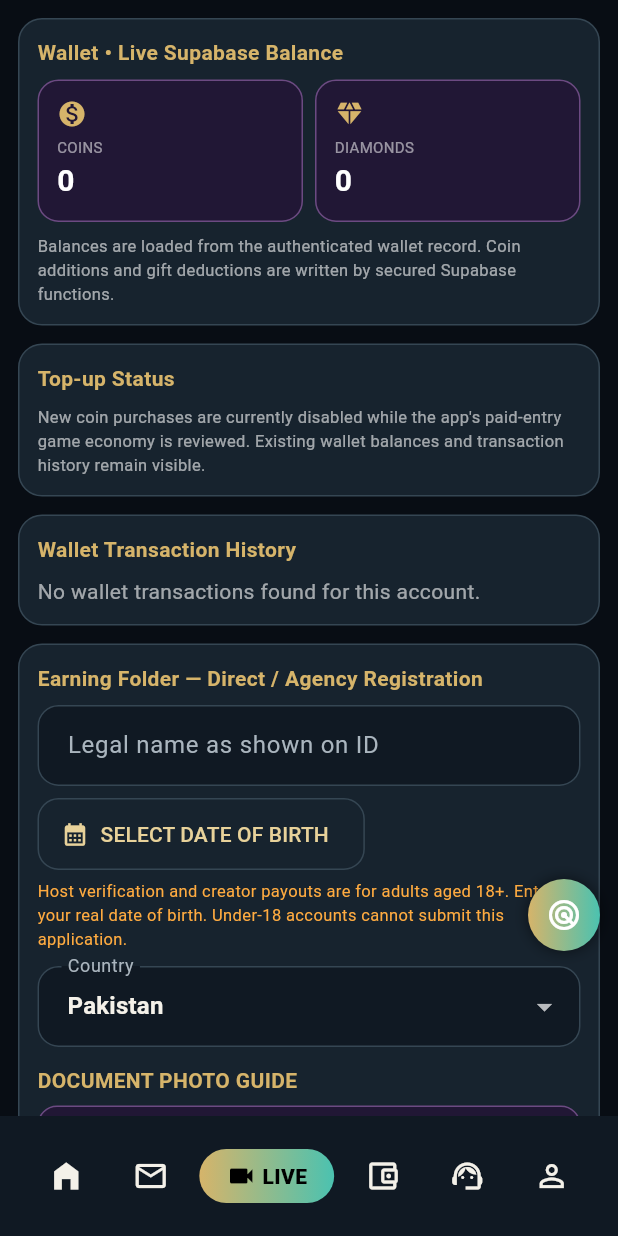
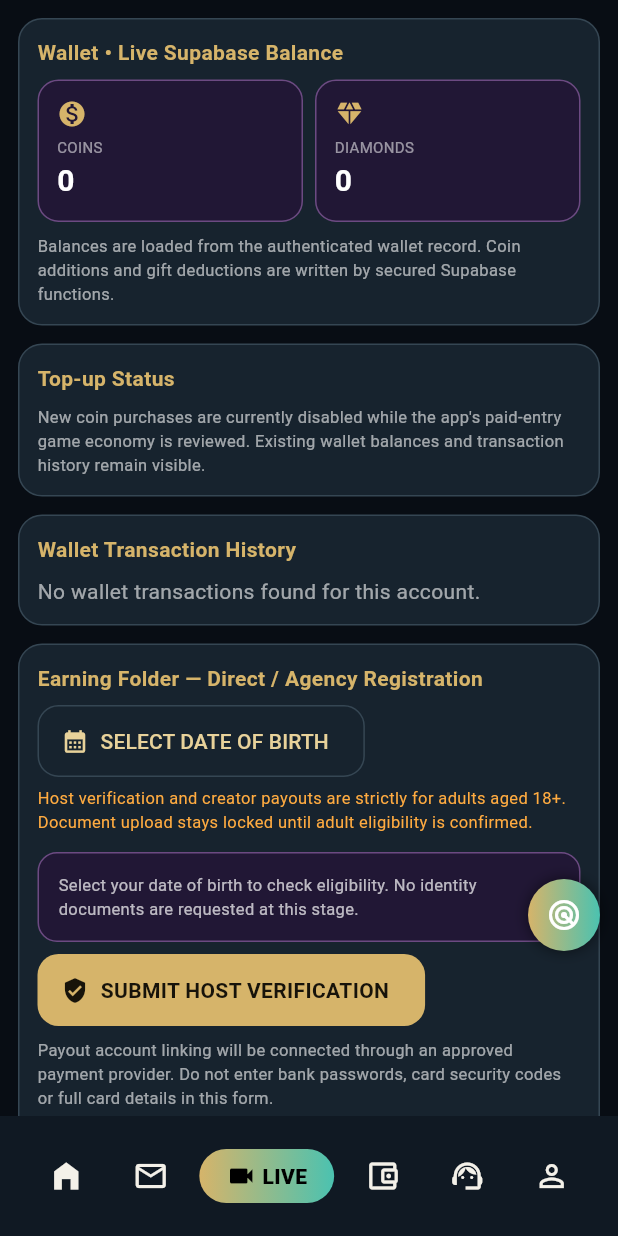
Before and after one commit to alijali502-maker/ZOONL-LIVE, a Flutter app: the ZoonlMainShell screen opened directly, item 4 of the bottom bar chosen, on a phone screen of 412 x 824 dp. Run offline on Flutter 3.47's test engine with Material 3 defaults, Android fonts, the phone set to English and light mode, and no system bars; our stand-ins replace camera, image_picker, just_audio, permission_handler, supabase_flutter, video_player; missing offline and left inert: livekit_client; accounts and stored records are empty; network calls fail.

Commit message:
Lock host identity uploads behind adult eligibility

```diff
--- a/lib/main.dart
+++ b/lib/main.dart
@@ -1521,6 +1521,18 @@ class _ZoonlCompleteBodyState extends State<ZoonlCompleteBody> {
   String? kycMessage;
   final ImagePicker _kycPicker = ImagePicker();
 
+  bool get _isAdultForKyc {
+    final dob = DateTime.tryParse(kycDob);
+    if (dob == null) return false;
+    final today = DateTime.now();
+    var age = today.year - dob.year;
+    if (today.month < dob.month ||
+        (today.month == dob.month && today.day < dob.day)) {
+      age--;
+    }
+    return age >= 18;
+  }
+
   final TextEditingController payoutAccountCtrl =
       TextEditingController();
 
@@ -2649,6 +2661,10 @@ class _ZoonlCompleteBodyState extends State<ZoonlCompleteBody> {
 
   Future<void> _pickKycDocument(String kind) async {
     if (registrationSubmitted || kycUploading) return;
+    if (!_isAdultForKyc) {
+      _showMessage('Host verification documents are available only after adult eligibility is confirmed.');
+      return;
+    }
     try {
       final picked = await _kycPicker.pickImage(
         source: ImageSource.gallery,
@@ -2751,14 +2767,12 @@ class _ZoonlCompleteBodyState extends State<ZoonlCompleteBody> {
   Future<void> _submitKyc() async {
     if (registrationSubmitted || kycSubmitting) return;
     final dob = DateTime.tryParse(kycDob);
-    final now = DateTime.now();
-    final age = dob == null ? 0 : now.year - dob.year - ((now.month < dob.month || (now.month == dob.month && now.day < dob.day)) ? 1 : 0);
-    if (kycLegalNameCtrl.text.trim().length < 3 || dob == null) {
+    if (!_isAdultForKyc || dob == null) {
+      _showMessage('Host verification is only available to adults aged 18 or above.');
+      return;
+    }
+    if (kycLegalNameCtrl.text.trim().length < 3) {
       _showMessage('Enter your legal name and real date of birth first.');
-      return;
-    }
-    if (age < 18) {
-      _showMessage('Host verification is only available to adults aged 18 or above.');
       return;
     }
     if (kycFrontPath == null || kycBackPath == null || kycSelfiePath == null) {
@@ -2889,23 +2903,24 @@ class _ZoonlCompleteBodyState extends State<ZoonlCompleteBody> {
           child: Column(
             crossAxisAlignment: CrossAxisAlignment.start,
             children: <Widget>[
+              OutlinedButton.icon(
+                onPressed: registrationSubmitted ? null : _pickKycDateOfBirth,
+                icon: const Icon(Icons.calendar_month),
+                label: Text(kycDob.isEmpty ? 'SELECT DATE OF BIRTH' : 'DATE OF BIRTH: $kycDob'),
+              ),
+              const SizedBox(height: 6),
+              const Text(
+                'Host verification and creator payouts are strictly for adults aged 18+. Document upload stays locked until adult eligibility is confirmed.',
+                style: TextStyle(color: Colors.orangeAccent, fontSize: 11),
+              ),
+              if (_isAdultForKyc) ...[
+                const SizedBox(height: 10),
                 TextField(
                   controller: kycLegalNameCtrl,
                   enabled: !registrationSubmitted,
                   decoration: const InputDecoration(labelText: 'Legal name as shown on ID'),
                 ),
                 const SizedBox(height: 8),
-              OutlinedButton.icon(
-                onPressed: registrationSubmitted ? null : _pickKycDateOfBirth,
-                icon: const Icon(Icons.calendar_month),
-                label: Text(kycDob.isEmpty ? 'SELECT DATE OF BIRTH' : 'DATE OF BIRTH: $kycDob'),
-              ),
-              const SizedBox(height: 6),
-              const Text(
-                'Host verification and creator payouts are for adults aged 18+. Enter your real date of birth. Under-18 accounts cannot submit this application.',
-                style: TextStyle(color: Colors.orangeAccent, fontSize: 11),
-              ),
-              const SizedBox(height: 10),
                 DropdownButtonFormField<String>(
                   initialValue: kycCountry,
                   items: const <String>[
@@ -2951,6 +2966,22 @@ class _ZoonlCompleteBodyState extends State<ZoonlCompleteBody> {
                   uploaded: kycCardSelfieUploaded,
                   onTap: () => _pickKycDocument('selfie-with-id'),
                 ),
+              ] else
+                Container(
+                  margin: const EdgeInsets.only(top: 12),
+                  padding: const EdgeInsets.all(13),
+                  decoration: BoxDecoration(
+                    color: const Color(0xFF211735),
+                    borderRadius: BorderRadius.circular(13),
+                    border: Border.all(color: const Color(0xFF6C4A82)),
+                  ),
+                  child: Text(
+                    kycDob.isEmpty
+                        ? 'Select your date of birth to check eligibility. No identity documents are requested at this stage.'
+                        : 'This feature is available only to adults aged 18 or above. Identity document uploads are unavailable for under-18 accounts.',
+                    style: const TextStyle(color: Colors.white70, fontSize: 11),
+                  ),
+                ),
               if (kycMessage != null)
                 Padding(
                   padding: const EdgeInsets.only(top: 8),
```
Lines whose indentation alone changed are shown as unchanged.
